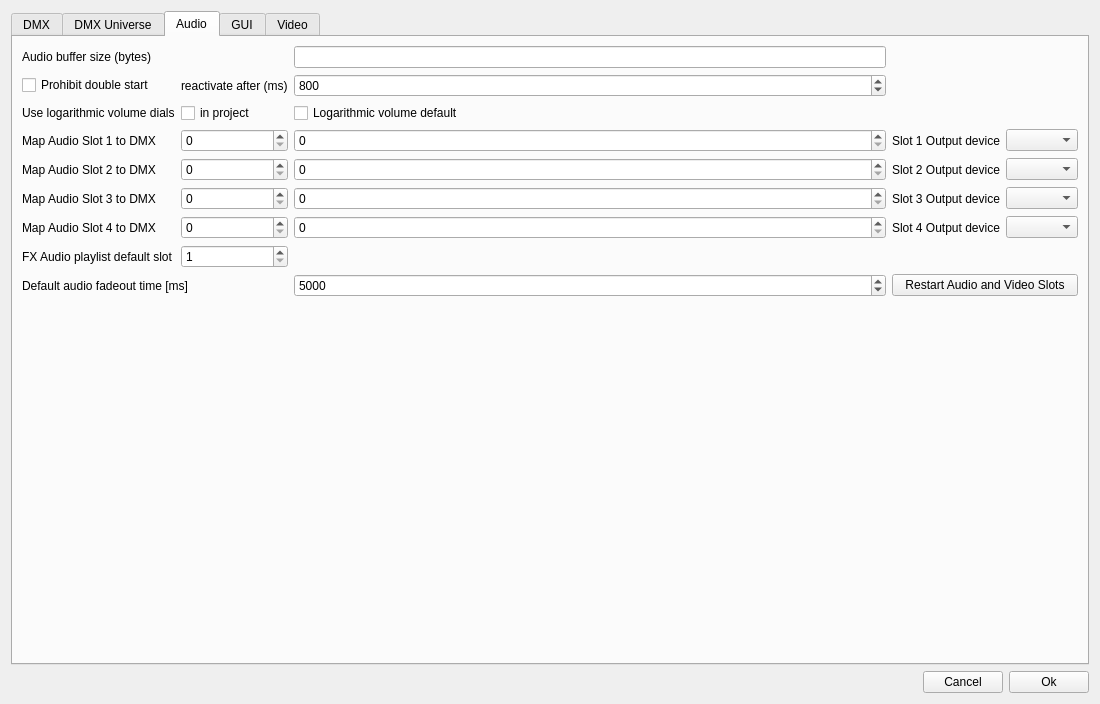
Pit1966/StageRunner, file StageRunner/gui/setupwidget.ui: the form before one commit.
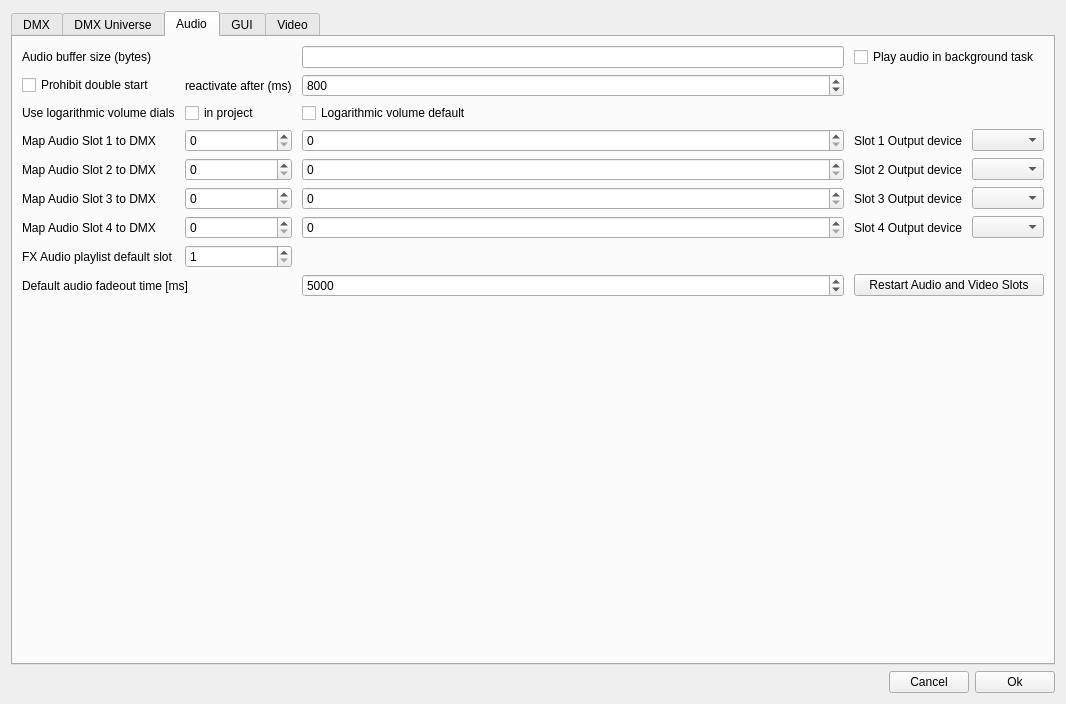
The form after the commit. The open tabs and pages were chosen to show the change.

Commit message: Implemented basic audio in thread feature

Patch:
```diff
--- a/StageRunner/gui/setupwidget.ui
+++ b/StageRunner/gui/setupwidget.ui
@@ -6,7 +6,7 @@
    <rect>
     <x>0</x>
     <y>0</y>
-    <width>1100</width>
+    <width>1066</width>
     <height>704</height>
    </rect>
   </property>
@@ -141,9 +141,16 @@
       <attribute name="title">
        <string>Audio</string>
       </attribute>
-      <layout class="QGridLayout" name="gridLayout_2">
-       <item row="3" column="4">
-        <widget class="QComboBox" name="slotDeviceCombo1"/>
+      <layout class="QGridLayout" name="audioLayout">
+       <property name="horizontalSpacing">
+        <number>10</number>
+       </property>
+       <item row="0" column="0">
+        <widget class="QLabel" name="label_2">
+         <property name="text">
+          <string>Audio buffer size (bytes)</string>
+         </property>
+        </widget>
        </item>
        <item row="4" column="3">
         <widget class="QLabel" name="label_3">
@@ -152,6 +159,40 @@
          </property>
         </widget>
        </item>
+       <item row="5" column="2">
+        <widget class="QSpinBox" name="mapAudioToDmx3">
+         <property name="maximum">
+          <number>512</number>
+         </property>
+        </widget>
+       </item>
+       <item row="6" column="4">
+        <widget class="QComboBox" name="slotDeviceCombo4"/>
+       </item>
+       <item row="2" column="1">
+        <widget class="QCheckBox" name="useLogVolumeProjectCheck">
+         <property name="text">
+          <string>in project</string>
+         </property>
+        </widget>
+       </item>
+       <item row="1" column="1">
+        <widget class="QLabel" name="reactivateAudioLabel">
+         <property name="text">
+          <string>reactivate after (ms)</string>
+         </property>
+        </widget>
+       </item>
+       <item row="2" column="0">
+        <widget class="QLabel" name="useLogVolumeLabel">
+         <property name="text">
+          <string>Use logarithmic volume dials</string>
+         </property>
+        </widget>
+       </item>
+       <item row="5" column="4">
+        <widget class="QComboBox" name="slotDeviceCombo3"/>
+       </item>
        <item row="8" column="3" colspan="2">
         <widget class="QPushButton" name="restartAudioVideoSlots">
          <property name="text">
@@ -159,77 +200,6 @@
          </property>
         </widget>
        </item>
-       <item row="3" column="0">
-        <widget class="QLabel" name="mapAudioToChannelLabel1">
-         <property name="toolTip">
-          <string>Map audio volumefor slot 1 to a DMX input channel
-Enables volume control on your light console</string>
-         </property>
-         <property name="text">
-          <string>Map Audio Slot 1 to DMX</string>
-         </property>
-        </widget>
-       </item>
-       <item row="1" column="0">
-        <widget class="QCheckBox" name="prohibitAudioDoubleStartCheck">
-         <property name="text">
-          <string>Prohibit double start</string>
-         </property>
-        </widget>
-       </item>
-       <item row="7" column="1">
-        <widget class="QSpinBox" name="playlistChannelSpin">
-         <property name="minimum">
-          <number>1</number>
-         </property>
-         <property name="maximum">
-          <number>4</number>
-         </property>
-        </widget>
-       </item>
-       <item row="4" column="1">
-        <widget class="QSpinBox" name="mapAudioToUniv2">
-         <property name="toolTip">
-          <string>Universe for sound slot 2</string>
-         </property>
-         <property name="maximum">
-          <number>4</number>
-         </property>
-        </widget>
-       </item>
-       <item row="4" column="2">
-        <widget class="QSpinBox" name="mapAudioToDmx2">
-         <property name="toolTip">
-          <string>DMX Channel</string>
-         </property>
-         <property name="maximum">
-          <number>512</number>
-         </property>
-        </widget>
-       </item>
-       <item row="5" column="4">
-        <widget class="QComboBox" name="slotDeviceCombo3"/>
-       </item>
-       <item row="8" column="2">
-        <widget class="QSpinBox" name="defaultAudioFadeOutMsSpin">
-         <property name="maximum">
-          <number>10000</number>
-         </property>
-         <property name="singleStep">
-          <number>100</number>
-         </property>
-         <property name="value">
-          <number>5000</number>
-         </property>
-        </widget>
-       </item>
-       <item row="0" column="0">
-        <widget class="QLabel" name="label_2">
-         <property name="text">
-          <string>Audio buffer size (bytes)</string>
-         </property>
-        </widget>
-       </item>
        <item row="3" column="2">
         <widget class="QSpinBox" name="mapAudioToDmx1">
          <property name="toolTip">
@@ -240,40 +210,10 @@
          </property>
         </widget>
        </item>
-       <item row="9" column="1">
-        <spacer name="verticalSpacer_2">
-         <property name="orientation">
-          <enum>Qt::Vertical</enum>
-         </property>
-         <property name="sizeHint" stdset="0">
-          <size>
-           <width>20</width>
-           <height>40</height>
-          </size>
-         </property>
-        </spacer>
-       </item>
-       <item row="6" column="3">
-        <widget class="QLabel" name="label_5">
+       <item row="8" column="0" colspan="2">
+        <widget class="QLabel" name="defaultAudioFadeOutTimeMs">
          <property name="text">
-          <string>Slot 4 Output device</string>
-         </property>
-        </widget>
-       </item>
-       <item row="6" column="1">
-        <widget class="QSpinBox" name="mapAudioToUniv4">
-         <property name="toolTip">
-          <string>Universe for sound slot 4</string>
-         </property>
-         <property name="maximum">
-          <number>4</number>
-         </property>
-        </widget>
-       </item>
-       <item row="1" column="1">
-        <widget class="QLabel" name="reactivateAudioLabel">
-         <property name="text">
-          <string>reactivate after (ms)</string>
+          <string>Default audio fadeout time [ms]</string>
          </property>
         </widget>
        </item>
@@ -287,6 +227,34 @@
          </property>
         </widget>
        </item>
+       <item row="2" column="2">
+        <widget class="QCheckBox" name="useLogVolumeDefaultCheck">
+         <property name="text">
+          <string>Logarithmic volume default</string>
+         </property>
+        </widget>
+       </item>
+       <item row="5" column="3">
+        <widget class="QLabel" name="label_4">
+         <property name="text">
+          <string>Slot 3 Output device</string>
+         </property>
+        </widget>
+       </item>
+       <item row="6" column="2">
+        <widget class="QSpinBox" name="mapAudioToDmx4">
+         <property name="maximum">
+          <number>512</number>
+         </property>
+        </widget>
+       </item>
+       <item row="3" column="3">
+        <widget class="QLabel" name="chanOutputLabel0">
+         <property name="text">
+          <string>Slot 1 Output device</string>
+         </property>
+        </widget>
+       </item>
        <item row="1" column="2">
         <widget class="QSpinBox" name="reactivateAudioTimeSpin">
          <property name="maximum">
@@ -300,6 +268,19 @@
          </property>
         </widget>
        </item>
+       <item row="8" column="2">
+        <widget class="QSpinBox" name="defaultAudioFadeOutMsSpin">
+         <property name="maximum">
+          <number>10000</number>
+         </property>
+         <property name="singleStep">
+          <number>100</number>
+         </property>
+         <property name="value">
+          <number>5000</number>
+         </property>
+        </widget>
+       </item>
        <item row="5" column="0">
         <widget class="QLabel" name="mapAudioToChannelLabel1_3">
          <property name="toolTip">
@@ -311,15 +292,8 @@
          </property>
         </widget>
        </item>
-       <item row="0" column="2">
-        <widget class="QLineEdit" name="audioBufferSizeEdit"/>
-       </item>
-       <item row="5" column="2">
-        <widget class="QSpinBox" name="mapAudioToDmx3">
-         <property name="maximum">
-          <number>512</number>
-         </property>
-        </widget>
+       <item row="4" column="4">
+        <widget class="QComboBox" name="slotDeviceCombo2"/>
        </item>
        <item row="5" column="1">
         <widget class="QSpinBox" name="mapAudioToUniv3">
@@ -331,30 +305,29 @@
          </property>
         </widget>
        </item>
-       <item row="6" column="4">
-        <widget class="QComboBox" name="slotDeviceCombo4"/>
-       </item>
-       <item row="3" column="3">
-        <widget class="QLabel" name="chanOutputLabel0">
-         <property name="text">
-          <string>Slot 1 Output device</string>
+       <item row="7" column="1">
+        <widget class="QSpinBox" name="playlistChannelSpin">
+         <property name="minimum">
+          <number>1</number>
          </property>
-        </widget>
-       </item>
-       <item row="7" column="0">
-        <widget class="QLabel" name="playlistChannelLabel">
-         <property name="text">
-          <string>FX Audio playlist default slot</string>
-         </property>
-        </widget>
-       </item>
-       <item row="6" column="2">
-        <widget class="QSpinBox" name="mapAudioToDmx4">
          <property name="maximum">
-          <number>512</number>
+          <number>4</number>
          </property>
         </widget>
        </item>
+       <item row="9" column="1">
+        <spacer name="verticalSpacer_2">
+         <property name="orientation">
+          <enum>Qt::Vertical</enum>
+         </property>
+         <property name="sizeHint" stdset="0">
+          <size>
+           <width>20</width>
+           <height>40</height>
+          </size>
+         </property>
+        </spacer>
+       </item>
        <item row="6" column="0">
         <widget class="QLabel" name="mapAudioToChannelLabel1_4">
          <property name="toolTip">
@@ -366,16 +339,6 @@
          </property>
         </widget>
        </item>
-       <item row="4" column="4">
-        <widget class="QComboBox" name="slotDeviceCombo2"/>
-       </item>
-       <item row="5" column="3">
-        <widget class="QLabel" name="label_4">
-         <property name="text">
-          <string>Slot 3 Output device</string>
-         </property>
-        </widget>
-       </item>
        <item row="4" column="0">
         <widget class="QLabel" name="mapAudioToChannelLabel1_2">
          <property name="toolTip">
@@ -387,31 +350,78 @@
          </property>
         </widget>
        </item>
-       <item row="8" column="0" colspan="2">
-        <widget class="QLabel" name="defaultAudioFadeOutTimeMs">
+       <item row="4" column="1">
+        <widget class="QSpinBox" name="mapAudioToUniv2">
+         <property name="toolTip">
+          <string>Universe for sound slot 2</string>
+         </property>
+         <property name="maximum">
+          <number>4</number>
+         </property>
+        </widget>
+       </item>
+       <item row="3" column="0">
+        <widget class="QLabel" name="mapAudioToChannelLabel1">
+         <property name="toolTip">
+          <string>Map audio volumefor slot 1 to a DMX input channel
+Enables volume control on your light console</string>
+         </property>
          <property name="text">
-          <string>Default audio fadeout time [ms]</string>
+          <string>Map Audio Slot 1 to DMX</string>
          </property>
         </widget>
        </item>
-       <item row="2" column="0">
-        <widget class="QLabel" name="useLogVolumeLabel">
+       <item row="6" column="3">
+        <widget class="QLabel" name="label_5">
          <property name="text">
-          <string>Use logarithmic volume dials</string>
+          <string>Slot 4 Output device</string>
          </property>
         </widget>
        </item>
-       <item row="2" column="1">
-        <widget class="QCheckBox" name="useLogVolumeProjectCheck">
+       <item row="4" column="2">
+        <widget class="QSpinBox" name="mapAudioToDmx2">
+         <property name="toolTip">
+          <string>DMX Channel</string>
+         </property>
+         <property name="maximum">
+          <number>512</number>
+         </property>
+        </widget>
+       </item>
+       <item row="7" column="0">
+        <widget class="QLabel" name="playlistChannelLabel">
          <property name="text">
-          <string>in project</string>
+          <string>FX Audio playlist default slot</string>
          </property>
         </widget>
        </item>
-       <item row="2" column="2">
-        <widget class="QCheckBox" name="useLogVolumeDefaultCheck">
+       <item row="1" column="0">
+        <widget class="QCheckBox" name="prohibitAudioDoubleStartCheck">
          <property name="text">
-          <string>Logarithmic volume default</string>
+          <string>Prohibit double start</string>
+         </property>
+        </widget>
+       </item>
+       <item row="0" column="2">
+        <widget class="QLineEdit" name="audioBufferSizeEdit"/>
+       </item>
+       <item row="6" column="1">
+        <widget class="QSpinBox" name="mapAudioToUniv4">
+         <property name="toolTip">
+          <string>Universe for sound slot 4</string>
+         </property>
+         <property name="maximum">
+          <number>4</number>
+         </property>
+        </widget>
+       </item>
+       <item row="3" column="4">
+        <widget class="QComboBox" name="slotDeviceCombo1"/>
+       </item>
+       <item row="0" column="3" colspan="2">
+        <widget class="QCheckBox" name="audioInTaskCheck">
+         <property name="text">
+          <string>Play audio in background task</string>
          </property>
         </widget>
        </item>
```
The commit also changes 12 other files.
